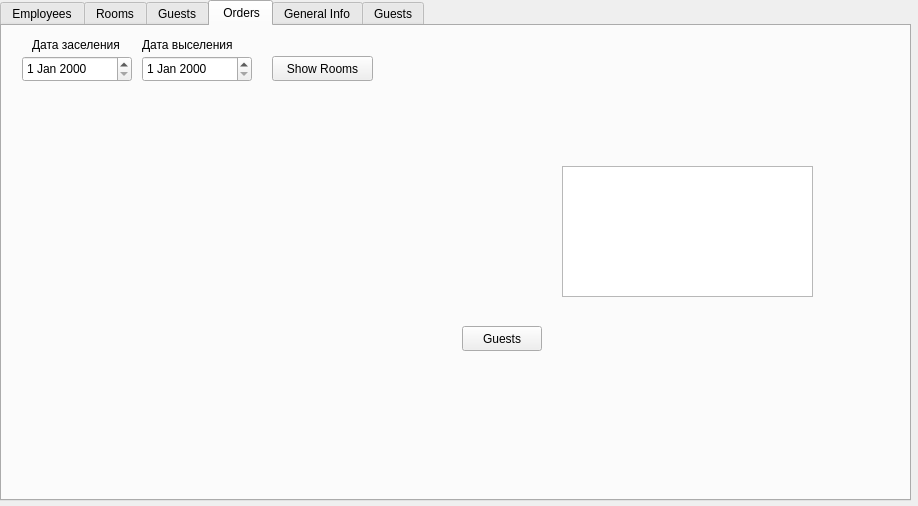
Before: the Qt Designer form client/ManagerView.ui in ZpmPower/Hotel_Network, drawn with Qt 5.
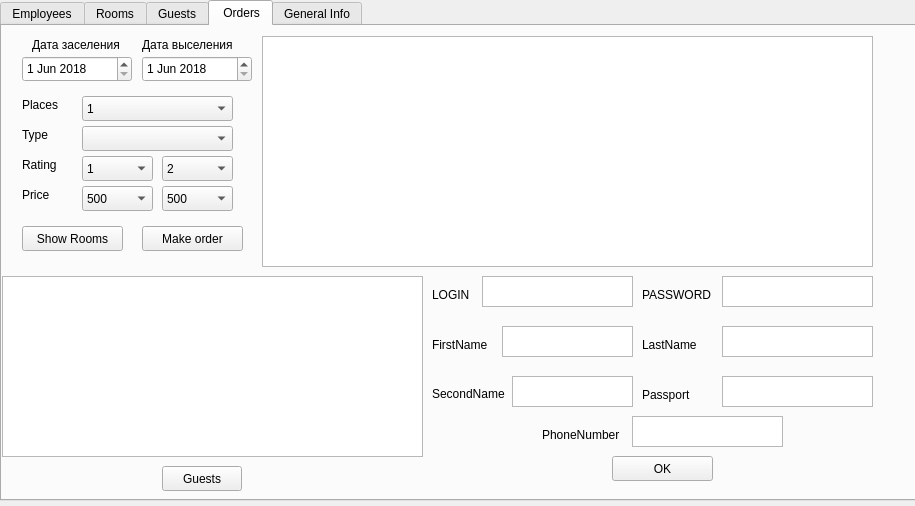
After: the same form once the commit is applied. The open tabs and pages were chosen to show the change.

Commit message: Almost ready Manager, started receptionist

```diff
--- a/client/ManagerView.ui
+++ b/client/ManagerView.ui
@@ -6,7 +6,7 @@
    <rect>
     <x>0</x>
     <y>0</y>
-    <width>918</width>
+    <width>915</width>
     <height>506</height>
    </rect>
   </property>
@@ -18,7 +18,7 @@
     <rect>
      <x>0</x>
      <y>0</y>
-     <width>911</width>
+     <width>1031</width>
      <height>501</height>
     </rect>
    </property>
@@ -1399,8 +1399,8 @@
     <widget class="QPushButton" name="guestBtn">
      <property name="geometry">
       <rect>
-       <x>460</x>
-       <y>300</y>
+       <x>160</x>
+       <y>440</y>
        <width>80</width>
        <height>25</height>
       </rect>
@@ -1412,10 +1412,10 @@
     <widget class="QTableWidget" name="GuestsTbl">
      <property name="geometry">
       <rect>
-       <x>560</x>
-       <y>140</y>
-       <width>251</width>
-       <height>131</height>
+       <x>0</x>
+       <y>250</y>
+       <width>421</width>
+       <height>181</height>
       </rect>
      </property>
      <property name="editTriggers">
@@ -1434,6 +1434,30 @@
        <height>26</height>
       </rect>
      </property>
+     <property name="dateTime">
+      <datetime>
+       <hour>0</hour>
+       <minute>0</minute>
+       <second>0</second>
+       <year>2018</year>
+       <month>6</month>
+       <day>1</day>
+      </datetime>
+     </property>
+     <property name="time">
+      <time>
+       <hour>0</hour>
+       <minute>0</minute>
+       <second>0</second>
+      </time>
+     </property>
+     <property name="minimumDate">
+      <date>
+       <year>2018</year>
+       <month>6</month>
+       <day>1</day>
+      </date>
+     </property>
     </widget>
     <widget class="QDateEdit" name="dateEnd">
      <property name="geometry">
@@ -1444,6 +1468,23 @@
        <height>26</height>
       </rect>
      </property>
+     <property name="minimumDateTime">
+      <datetime>
+       <hour>0</hour>
+       <minute>0</minute>
+       <second>0</second>
+       <year>2018</year>
+       <month>6</month>
+       <day>1</day>
+      </datetime>
+     </property>
+     <property name="minimumDate">
+      <date>
+       <year>2018</year>
+       <month>6</month>
+       <day>1</day>
+      </date>
+     </property>
     </widget>
     <widget class="QLabel" name="label_12">
      <property name="geometry">
@@ -1474,8 +1515,8 @@
     <widget class="QPushButton" name="pushButton_3">
      <property name="geometry">
       <rect>
-       <x>270</x>
-       <y>30</y>
+       <x>20</x>
+       <y>200</y>
        <width>101</width>
        <height>25</height>
       </rect>
@@ -1484,6 +1525,556 @@
       <string>Show Rooms</string>
      </property>
     </widget>
+    <widget class="QComboBox" name="orderplacesCb">
+     <property name="geometry">
+      <rect>
+       <x>80</x>
+       <y>70</y>
+       <width>151</width>
+       <height>25</height>
+      </rect>
+     </property>
+     <item>
+      <property name="text">
+       <string>1</string>
+      </property>
+     </item>
+     <item>
+      <property name="text">
+       <string>2</string>
+      </property>
+     </item>
+     <item>
+      <property name="text">
+       <string>3</string>
+      </property>
+     </item>
+     <item>
+      <property name="text">
+       <string>4</string>
+      </property>
+     </item>
+     <item>
+      <property name="text">
+       <string>5</string>
+      </property>
+     </item>
+     <item>
+      <property name="text">
+       <string>6</string>
+      </property>
+     </item>
+     <item>
+      <property name="text">
+       <string>7</string>
+      </property>
+     </item>
+     <item>
+      <property name="text">
+       <string>8</string>
+      </property>
+     </item>
+     <item>
+      <property name="text">
+       <string>9</string>
+      </property>
+     </item>
+     <item>
+      <property name="text">
+       <string>10</string>
+      </property>
+     </item>
+    </widget>
+    <widget class="QLabel" name="label_45">
+     <property name="geometry">
+      <rect>
+       <x>20</x>
+       <y>70</y>
+       <width>51</width>
+       <height>17</height>
+      </rect>
+     </property>
+     <property name="text">
+      <string>Places</string>
+     </property>
+    </widget>
+    <widget class="QLabel" name="label_46">
+     <property name="geometry">
+      <rect>
+       <x>20</x>
+       <y>100</y>
+       <width>54</width>
+       <height>17</height>
+      </rect>
+     </property>
+     <property name="text">
+      <string>Type</string>
+     </property>
+    </widget>
+    <widget class="QComboBox" name="orderRoomType">
+     <property name="geometry">
+      <rect>
+       <x>80</x>
+       <y>100</y>
+       <width>151</width>
+       <height>25</height>
+      </rect>
+     </property>
+    </widget>
+    <widget class="QComboBox" name="orderRatingStartCb">
+     <property name="geometry">
+      <rect>
+       <x>80</x>
+       <y>130</y>
+       <width>71</width>
+       <height>25</height>
+      </rect>
+     </property>
+     <item>
+      <property name="text">
+       <string>1</string>
+      </property>
+     </item>
+     <item>
+      <property name="text">
+       <string>2</string>
+      </property>
+     </item>
+     <item>
+      <property name="text">
+       <string>3</string>
+      </property>
+     </item>
+     <item>
+      <property name="text">
+       <string>4</string>
+      </property>
+     </item>
+     <item>
+      <property name="text">
+       <string>5</string>
+      </property>
+     </item>
+     <item>
+      <property name="text">
+       <string>6</string>
+      </property>
+     </item>
+     <item>
+      <property name="text">
+       <string>7</string>
+      </property>
+     </item>
+     <item>
+      <property name="text">
+       <string>8</string>
+      </property>
+     </item>
+     <item>
+      <property name="text">
+       <string>9</string>
+      </property>
+     </item>
+     <item>
+      <property name="text">
+       <string>10</string>
+      </property>
+     </item>
+    </widget>
+    <widget class="QLabel" name="label_47">
+     <property name="geometry">
+      <rect>
+       <x>20</x>
+       <y>130</y>
+       <width>61</width>
+       <height>17</height>
+      </rect>
+     </property>
+     <property name="text">
+      <string>Rating</string>
+     </property>
+    </widget>
+    <widget class="QTableWidget" name="vacantRoomsTbl">
+     <property name="geometry">
+      <rect>
+       <x>260</x>
+       <y>10</y>
+       <width>611</width>
+       <height>231</height>
+      </rect>
+     </property>
+     <property name="editTriggers">
+      <set>QAbstractItemView::NoEditTriggers</set>
+     </property>
+     <property name="showGrid">
+      <bool>true</bool>
+     </property>
+    </widget>
+    <widget class="QComboBox" name="orderPriceStartCb">
+     <property name="geometry">
+      <rect>
+       <x>80</x>
+       <y>160</y>
+       <width>71</width>
+       <height>25</height>
+      </rect>
+     </property>
+     <item>
+      <property name="text">
+       <string>500</string>
+      </property>
+     </item>
+     <item>
+      <property name="text">
+       <string>1000</string>
+      </property>
+     </item>
+     <item>
+      <property name="text">
+       <string>2000</string>
+      </property>
+     </item>
+     <item>
+      <property name="text">
+       <string>3000</string>
+      </property>
+     </item>
+     <item>
+      <property name="text">
+       <string>4000</string>
+      </property>
+     </item>
+     <item>
+      <property name="text">
+       <string>5000</string>
+      </property>
+     </item>
+     <item>
+      <property name="text">
+       <string>6000</string>
+      </property>
+     </item>
+    </widget>
+    <widget class="QLabel" name="label_48">
+     <property name="geometry">
+      <rect>
+       <x>20</x>
+       <y>160</y>
+       <width>61</width>
+       <height>17</height>
+      </rect>
+     </property>
+     <property name="text">
+      <string>Price </string>
+     </property>
+    </widget>
+    <widget class="QComboBox" name="orderPriceEndCb">
+     <property name="geometry">
+      <rect>
+       <x>160</x>
+       <y>160</y>
+       <width>71</width>
+       <height>25</height>
+      </rect>
+     </property>
+     <item>
+      <property name="text">
+       <string>500</string>
+      </property>
+     </item>
+     <item>
+      <property name="text">
+       <string>1000</string>
+      </property>
+     </item>
+     <item>
+      <property name="text">
+       <string>2000</string>
+      </property>
+     </item>
+     <item>
+      <property name="text">
+       <string>3000</string>
+      </property>
+     </item>
+     <item>
+      <property name="text">
+       <string>4000</string>
+      </property>
+     </item>
+     <item>
+      <property name="text">
+       <string>5000</string>
+      </property>
+     </item>
+     <item>
+      <property name="text">
+       <string>6000</string>
+      </property>
+     </item>
+     <item>
+      <property name="text">
+       <string>7000</string>
+      </property>
+     </item>
+     <item>
+      <property name="text">
+       <string>8000</string>
+      </property>
+     </item>
+     <item>
+      <property name="text">
+       <string>9000</string>
+      </property>
+     </item>
+     <item>
+      <property name="text">
+       <string>10000</string>
+      </property>
+     </item>
+    </widget>
+    <widget class="QComboBox" name="orderRatingEndCb">
+     <property name="geometry">
+      <rect>
+       <x>160</x>
+       <y>130</y>
+       <width>71</width>
+       <height>25</height>
+      </rect>
+     </property>
+     <item>
+      <property name="text">
+       <string>2</string>
+      </property>
+     </item>
+     <item>
+      <property name="text">
+       <string>3</string>
+      </property>
+     </item>
+     <item>
+      <property name="text">
+       <string>4</string>
+      </property>
+     </item>
+     <item>
+      <property name="text">
+       <string>5</string>
+      </property>
+     </item>
+     <item>
+      <property name="text">
+       <string>6</string>
+      </property>
+     </item>
+     <item>
+      <property name="text">
+       <string>7</string>
+      </property>
+     </item>
+     <item>
+      <property name="text">
+       <string>8</string>
+      </property>
+     </item>
+     <item>
+      <property name="text">
+       <string>9</string>
+      </property>
+     </item>
+     <item>
+      <property name="text">
+       <string>10</string>
+      </property>
+     </item>
+    </widget>
+    <widget class="QPlainTextEdit" name="loginGPT_2">
+     <property name="geometry">
+      <rect>
+       <x>480</x>
+       <y>250</y>
+       <width>151</width>
+       <height>31</height>
+      </rect>
+     </property>
+    </widget>
+    <widget class="QLabel" name="label_17">
+     <property name="geometry">
+      <rect>
+       <x>430</x>
+       <y>260</y>
+       <width>91</width>
+       <height>17</height>
+      </rect>
+     </property>
+     <property name="text">
+      <string>LOGIN</string>
+     </property>
+    </widget>
+    <widget class="QPlainTextEdit" name="passwordGPT_2">
+     <property name="geometry">
+      <rect>
+       <x>720</x>
+       <y>250</y>
+       <width>151</width>
+       <height>31</height>
+      </rect>
+     </property>
+    </widget>
+    <widget class="QLabel" name="label_18">
+     <property name="geometry">
+      <rect>
+       <x>640</x>
+       <y>260</y>
+       <width>91</width>
+       <height>17</height>
+      </rect>
+     </property>
+     <property name="text">
+      <string>PASSWORD</string>
+     </property>
+    </widget>
+    <widget class="QLabel" name="label_26">
+     <property name="geometry">
+      <rect>
+       <x>430</x>
+       <y>310</y>
+       <width>91</width>
+       <height>17</height>
+      </rect>
+     </property>
+     <property name="text">
+      <string>FirstName</string>
+     </property>
+    </widget>
+    <widget class="QPlainTextEdit" name="firstNGPT_2">
+     <property name="geometry">
+      <rect>
+       <x>500</x>
+       <y>300</y>
+       <width>131</width>
+       <height>31</height>
+      </rect>
+     </property>
+    </widget>
+    <widget class="QPlainTextEdit" name="secondNGPT_2">
+     <property name="geometry">
+      <rect>
+       <x>510</x>
+       <y>350</y>
+       <width>121</width>
+       <height>31</height>
+      </rect>
+     </property>
+    </widget>
+    <widget class="QLabel" name="label_27">
+     <property name="geometry">
+      <rect>
+       <x>430</x>
+       <y>360</y>
+       <width>91</width>
+       <height>16</height>
+      </rect>
+     </property>
+     <property name="text">
+      <string>SecondName</string>
+     </property>
+    </widget>
+    <widget class="QPushButton" name="regGuestBnt_2">
+     <property name="geometry">
+      <rect>
+       <x>610</x>
+       <y>430</y>
+       <width>101</width>
+       <height>25</height>
+      </rect>
+     </property>
+     <property name="text">
+      <string>OK</string>
+     </property>
+    </widget>
+    <widget class="QPlainTextEdit" name="lastNGPT_2">
+     <property name="geometry">
+      <rect>
+       <x>720</x>
+       <y>300</y>
+       <width>151</width>
+       <height>31</height>
+      </rect>
+     </property>
+    </widget>
+    <widget class="QPlainTextEdit" name="phoneGPT_2">
+     <property name="geometry">
+      <rect>
+       <x>630</x>
+       <y>390</y>
+       <width>151</width>
+       <height>31</height>
+      </rect>
+     </property>
+    </widget>
+    <widget class="QLabel" name="label_50">
+     <property name="geometry">
+      <rect>
+       <x>540</x>
+       <y>400</y>
+       <width>91</width>
+       <height>17</height>
+      </rect>
+     </property>
+     <property name="text">
+      <string>PhoneNumber</string>
+     </property>
+    </widget>
+    <widget class="QLabel" name="label_49">
+     <property name="geometry">
+      <rect>
+       <x>640</x>
+       <y>310</y>
+       <width>91</width>
+       <height>17</height>
+      </rect>
+     </property>
+     <property name="text">
+      <string>LastName</string>
+     </property>
+    </widget>
+    <widget class="QPlainTextEdit" name="passportGPT_2">
+     <property name="geometry">
+      <rect>
+       <x>720</x>
+       <y>350</y>
+       <width>151</width>
+       <height>31</height>
+      </rect>
+     </property>
+    </widget>
+    <widget class="QLabel" name="label_51">
+     <property name="geometry">
+      <rect>
+       <x>640</x>
+       <y>360</y>
+       <width>91</width>
+       <height>17</height>
+      </rect>
+     </property>
+     <property name="text">
+      <string>Passport</string>
+     </property>
+    </widget>
+    <widget class="QPushButton" name="makeOrderBtn">
+     <property name="geometry">
+      <rect>
+       <x>140</x>
+       <y>200</y>
+       <width>101</width>
+       <height>25</height>
+      </rect>
+     </property>
+     <property name="text">
+      <string>Make order</string>
+     </property>
+    </widget>
    </widget>
    <widget class="QWidget" name="tabGeneralInfo">
     <attribute name="title">
@@ -1606,11 +2197,6 @@
      </property>
     </widget>
    </widget>
-   <widget class="QWidget" name="tabGuests">
-    <attribute name="title">
-     <string>Guests</string>
-    </attribute>
-   </widget>
   </widget>
  </widget>
  <resources/>
```
Left out of the diff: 227 changed lines with no effect on the pictures. The commit also changes 17 other files.
